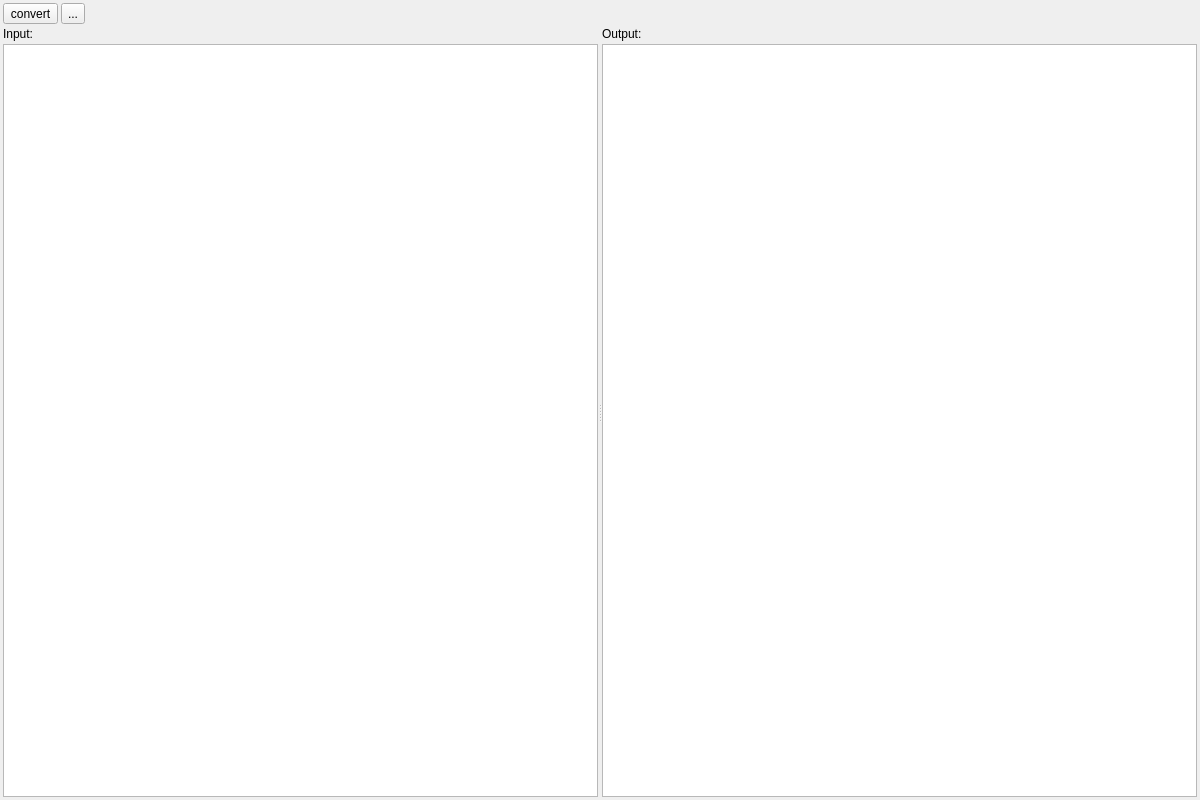
This is src/GSvar/VariantConversionWidget.ui in imgag/ngs-bits as Qt 5 draws it before an edit. The edited form follows.
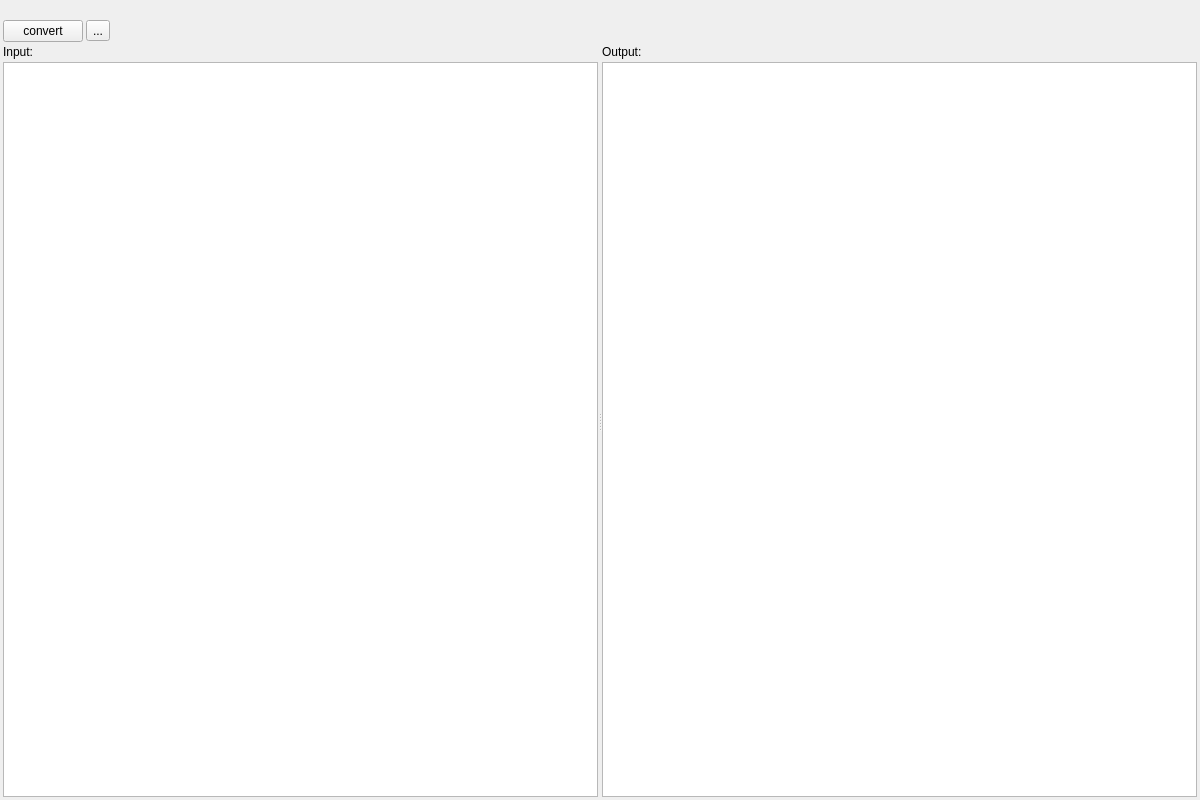
This is the edited form. Icons and pictures are not drawn.

Patch:
```diff
--- a/src/GSvar/VariantConversionWidget.ui
+++ b/src/GSvar/VariantConversionWidget.ui
@@ -19,7 +19,7 @@
   <property name="windowTitle">
    <string>Form</string>
   </property>
-  <layout class="QVBoxLayout" name="verticalLayout_3" stretch="0,1">
+  <layout class="QVBoxLayout" name="verticalLayout_3" stretch="0,0,1">
    <property name="spacing">
     <number>3</number>
    </property>
@@ -35,10 +35,17 @@
    <property name="bottomMargin">
     <number>3</number>
    </property>
+   <item>
+    <widget class="QLabel" name="message">
+     <property name="text">
+      <string/>
+     </property>
+    </widget>
+   </item>
    <item>
     <layout class="QHBoxLayout" name="horizontalLayout">
      <item>
-      <widget class="QToolButton" name="convert_btn">
+      <widget class="QPushButton" name="convert_btn">
        <property name="toolTip">
         <string>Convert.</string>
        </property>
```
Left out of the diff: 4 changed lines with no effect on the pictures.
